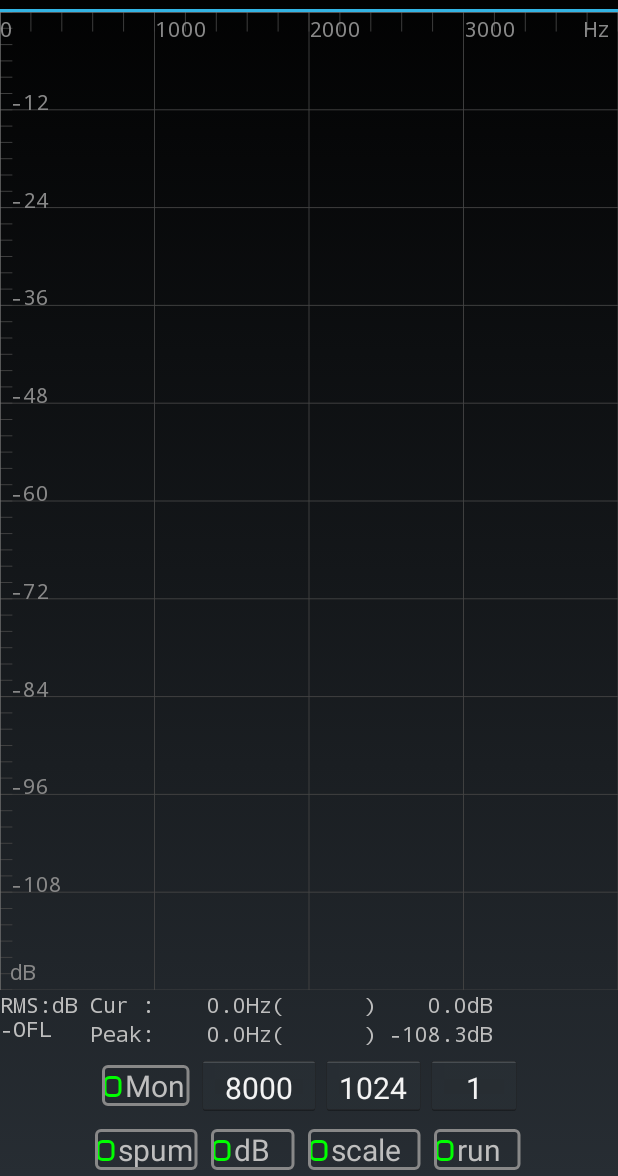
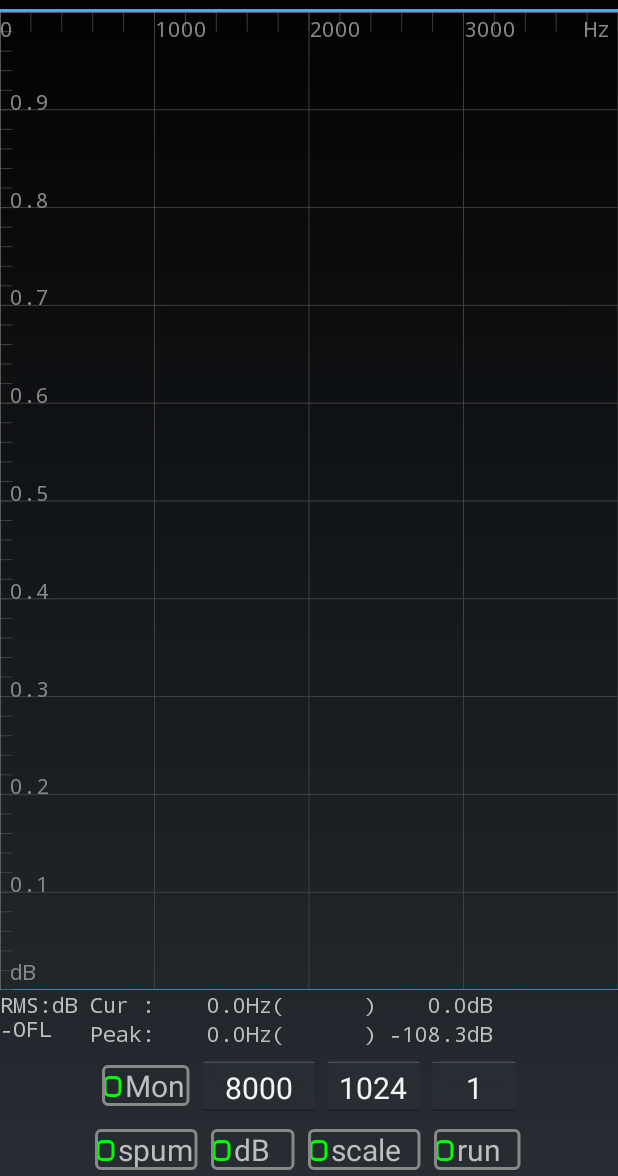
Before and after one commit to bewantbe/audio-analyzer-for-android, an Android app: the screen it shows after launch (AnalyzeActivity), on a phone screen of 412 x 824 dp, the part 60-1236 px from its top. Run offline under Robolectric (Android 15) with nearby library versions, the phone set to English and light mode, and no system bars.

Commit message:
Try using linear scale in power axis.

```diff
--- a/audioSpectrumAnalyzer/src/main/java/github/bewantbe/audio_analyzer_for_android/AnalyzeActivity.java
+++ b/audioSpectrumAnalyzer/src/main/java/github/bewantbe/audio_analyzer_for_android/AnalyzeActivity.java
@@ -222,7 +222,8 @@ public class AnalyzeActivity extends Activity
     graphView.setShowLines( sharedPref.getBoolean("showLines", false) );
     // set spectrum show range
     float b = graphView.getBounds().bottom;
-    b = Float.parseFloat(sharedPref.getString("spectrumRange", Double.toString(b)));
+    //b = Float.parseFloat(sharedPref.getString("spectrumRange", Double.toString(b)));
+    b = -1.0f;
     graphView.setBoundsBottom(b);
 
     // spectrogram
@@ -1253,7 +1254,7 @@ public class AnalyzeActivity extends Activity
         // If there is new spectrum data, do plot
         if (stft.nElemSpectrumAmp() >= nFFTAverage) {
           // Update spectrum or spectrogram
-          final double[] spectrumDB = stft.getSpectrumAmpDB();
+          final double[] spectrumDB = stft.getSpectrumAmp();
           System.arraycopy(spectrumDB, 0, spectrumDBcopy, 0, spectrumDB.length);
           update(spectrumDBcopy);
 //          fpsCounter.inc();
--- a/audioSpectrumAnalyzer/src/main/java/github/bewantbe/audio_analyzer_for_android/AnalyzeView.java
+++ b/audioSpectrumAnalyzer/src/main/java/github/bewantbe/audio_analyzer_for_android/AnalyzeView.java
@@ -110,7 +110,8 @@ public class AnalyzeView extends View {
     path = new Path();
 
     linePaint = new Paint();
-    linePaint.setColor(Color.parseColor("#0D2C6D"));
+//    linePaint.setColor(Color.parseColor("#0D2C6D"));
+    linePaint.setColor(Color.parseColor("#FF3C53"));
     linePaint.setStyle(Paint.Style.STROKE);
     linePaint.setStrokeWidth(1);
 
@@ -140,12 +141,16 @@ public class AnalyzeView extends View {
     xZoom=1f;
     xShift=0f;
     yZoom=1f;
-    yShift=0f;
+    //yShift=0f;
+    yShift=-1f;
     canvasWidth = canvasHeight = 0;
-    axisBounds = new RectF(0.0f, 0.0f, 8000.0f, -120.0f);
+    //axisBounds = new RectF(0.0f, 0.0f, 8000.0f, -120.0f);
+    axisBounds = new RectF(0.0f, 0.0f, 8000.0f, -1.0f);
     gridDensity = 1/85f;  // every 85 pixel one grid line, on average
     Resources res = getResources();
-    minDB = Float.parseFloat(res.getString(R.string.max_DB_range));
+    //minDB = Float.parseFloat(res.getString(R.string.max_DB_range));
+    minDB = 0.0f;
+    maxDB = 1.5f;
   }
 
   public void setBounds(RectF bounds) {
@@ -203,7 +208,7 @@ public class AnalyzeView extends View {
     double gridIntervalSmall;
 
     // Determine a suitable grid interval from guess
-    if (scale_mode == 0 || scale_mode == 2 || intervalValue <= 1) {  // Linear scale (Hz, Time)
+    if (scale_mode == 0 || scale_mode == 2 || gridIntervalGuess <= 1) {  // Linear scale (Hz, Time)
       double exponent = Math.pow(10, Math.floor(Math.log10(gridIntervalGuess)));
       double fraction = gridIntervalGuess / exponent;
       // grid interval is 1, 2, 5, 10, ...
@@ -334,7 +339,8 @@ public class AnalyzeView extends View {
         } else if (gridPointsBig[1] - gridPointsBig[0] >= 0.1) {
           SBNumFormat.fillInNumFixedFrac(gridPointsStr[i], gridPointsBig[i], 7, 1);
         } else {
-          SBNumFormat.fillInNumFixedFrac(gridPointsStr[i], gridPointsBig[i], 7, 2);
+          int n_prec = (int)Math.ceil(-Math.log10(gridPointsBig[1] - gridPointsBig[0]));
+          SBNumFormat.fillInNumFixedFrac(gridPointsStr[i], gridPointsBig[i], 7, n_prec);
         }
         gridPointsStr[i].getChars(0, gridPointsStr[i].length(), gridPointsSt[i], 0);
       }
@@ -419,7 +425,7 @@ public class AnalyzeView extends View {
     }
   }
 
-  static final String[] axisLabels = {"Hz", "dB", "Sec"};
+  static final String[] axisLabels = {"Hz", "power", "Sec"};
 
   // Draw axis, start from (labelBeginX, labelBeginY) in the canvas coordinate
   // drawOnXAxis == true : draw on X axis, otherwise Y axis
@@ -671,6 +677,8 @@ public class AnalyzeView extends View {
     matrix.reset();
     matrix.setTranslate(0, -yShift*canvasHeight);
     matrix.postScale(1, yZoom);
+    linePaintLight.setStyle(Paint.Style.STROKE);
+    linePaintLight.setStrokeWidth(DPRatio/yZoom);
     c.concat(matrix);
     float o_x = (beginFreqPt * freqDelta - canvasMinFreq) / (canvasMaxFreq - canvasMinFreq) * canvasWidth;
     float o_y = canvasY4axis(clampDB((float)db[beginFreqPt]));
@@ -896,7 +904,8 @@ public class AnalyzeView extends View {
     float limitYZoom;
     if (showMode == 0) {
       limitXZoom = axisBounds.width()/200f;
-      limitYZoom = -axisBounds.height()/6f;
+//      limitYZoom = -axisBounds.height()/6f;
+      limitYZoom = -axisBounds.height()/0.0000001f;
     } else {
       if (showFreqAlongX) {
         limitXZoom = axisBounds.width()/200f;
```
